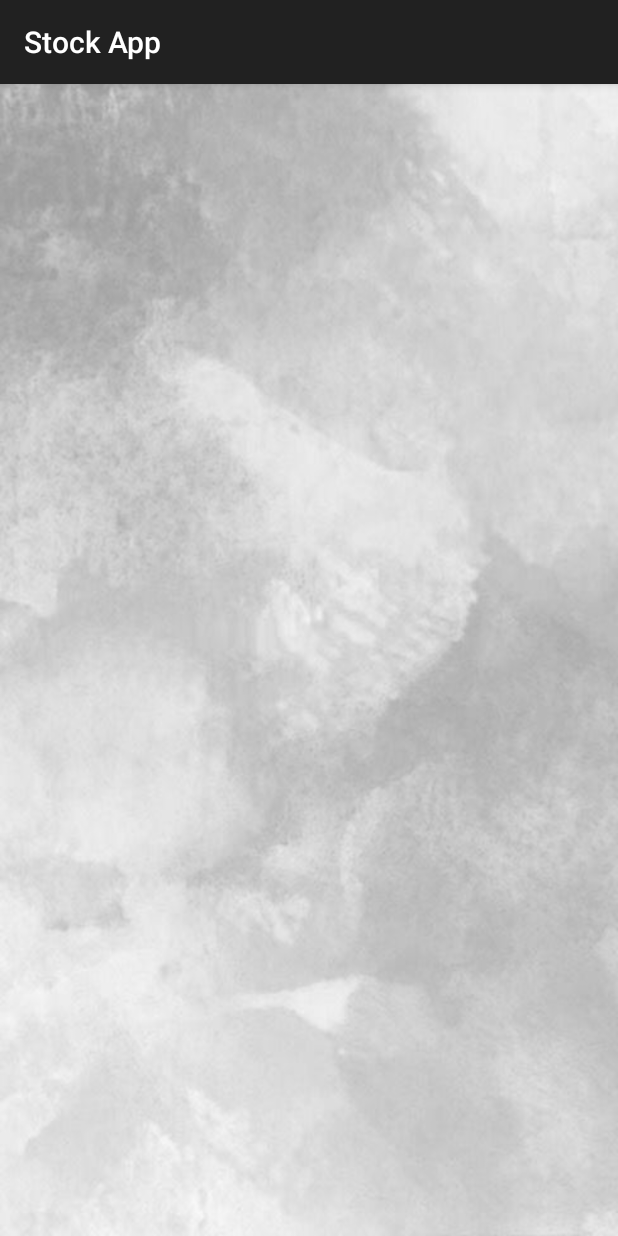
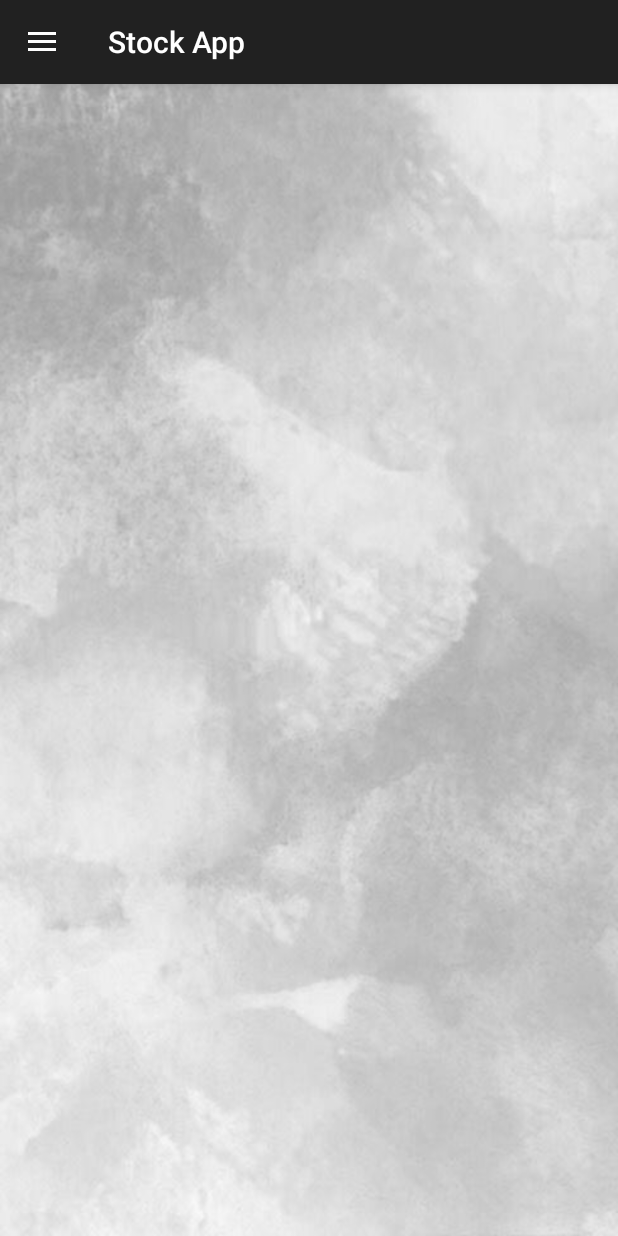
Before and after one commit to JGT0703/Stock_App, an Android app: the Products screen opened directly, with no data from a screen before it, on a phone screen of 412 x 824 dp. Run offline under Robolectric (Android 15) with nearby library versions, the phone set to English and light mode, and no system bars; our stand-ins replace Firebase (no records; nobody signed in at launch, a user with empty details on screens opened directly).

Commit message:
Product Page Nav fixed

```diff
--- a/app/src/main/java/com/example/stockapp/Products.kt
+++ b/app/src/main/java/com/example/stockapp/Products.kt
@@ -1,7 +1,9 @@
 package com.example.stockapp// com.example.stockapp.Products.kt
 import android.app.AlertDialog
+import android.content.Intent
 import android.os.Bundle
 import android.view.LayoutInflater
+import android.view.MenuItem
 import android.view.View
 import android.view.ViewGroup
 import android.widget.BaseAdapter
@@ -10,7 +12,10 @@ import android.widget.ImageView
 import android.widget.ListView
 import android.widget.TextView
 import android.widget.Toast
+import androidx.appcompat.app.ActionBarDrawerToggle
 import androidx.appcompat.app.AppCompatActivity
+import androidx.drawerlayout.widget.DrawerLayout
+import com.google.android.material.navigation.NavigationView
 import com.google.firebase.auth.FirebaseAuth
 import com.google.firebase.database.DataSnapshot
 import com.google.firebase.database.DatabaseError
@@ -23,12 +28,15 @@ class Products : AppCompatActivity() {
     private lateinit var databaseReference: DatabaseReference
     private lateinit var listView: ListView
     private lateinit var stockList: ArrayList<StockItems>
+    private lateinit var drawerLayout: DrawerLayout
+    private lateinit var toggle: ActionBarDrawerToggle
 
     override fun onCreate(savedInstanceState: Bundle?) {
         super.onCreate(savedInstanceState)
         setContentView(R.layout.activity_products)
 
         listView = findViewById<ListView>(R.id.product_listview)
+        drawerLayout = findViewById(R.id.drawer_layout)
 
         databaseReference = FirebaseDatabase.getInstance().getReference("Stock")
 
@@ -53,6 +61,37 @@ class Products : AppCompatActivity() {
                 // Handle error
             }
         })
+
+        val navView: NavigationView = findViewById(R.id.nav_view)
+        toggle = ActionBarDrawerToggle(this, drawerLayout, R.string.open_drawer, R.string.close_drawer)
+        drawerLayout.addDrawerListener(toggle)
+        supportActionBar?.setDisplayHomeAsUpEnabled(true)
+        toggle.syncState()
+
+        navView.setNavigationItemSelectedListener {
+            when (it.itemId) {
+                R.id.nav_item1 -> {
+                    val home = Intent(this, Home_View_Customer::class.java)
+                    startActivity(home)
+                }
+                R.id.nav_item2 -> {
+                    val product = Intent(this, Products::class.java)
+                    startActivity(product)
+                }
+                R.id.nav_item3 -> {
+                    val cart = Intent(this, Cart_view::class.java)
+                    startActivity(cart)
+                }
+            }
+            true
+        }
+    }
+
+    override fun onOptionsItemSelected(item: MenuItem): Boolean {
+        if (toggle.onOptionsItemSelected(item)) {
+            return true
+        }
+        return super.onOptionsItemSelected(item)
     }
 }
 
--- a/app/src/main/res/layout/activity_products.xml
+++ b/app/src/main/res/layout/activity_products.xml
@@ -1,6 +1,12 @@
 <?xml version="1.0" encoding="utf-8"?>
-<LinearLayout xmlns:android="http://schemas.android.com/apk/res/android"
+<androidx.drawerlayout.widget.DrawerLayout xmlns:android="http://schemas.android.com/apk/res/android"
     xmlns:app="http://schemas.android.com/apk/res-auto"
+    android:id="@+id/drawer_layout"
+    android:layout_width="match_parent"
+    android:layout_height="match_parent">
+
+    <!-- Main content -->
+    <LinearLayout
         android:layout_width="match_parent"
         android:layout_height="match_parent"
         android:orientation="vertical"
@@ -12,3 +18,77 @@
             android:layout_height="match_parent" />
 
     </LinearLayout>
+
+    <!-- Navigation view -->
+    <com.google.android.material.navigation.NavigationView
+        android:id="@+id/nav_view"
+        android:layout_width="wrap_content"
+        android:layout_height="match_parent"
+        android:layout_gravity="start"
+        app:menu="@menu/nav_menu"
+        app:headerLayout="@layout/nav_header"
+        android:background="@drawable/grey_background2">
+
+        <LinearLayout
+            android:layout_width="match_parent"
+            android:layout_height="wrap_content"
+            android:layout_gravity="bottom"
+            android:orientation="vertical"
+            android:padding="16dp">
+
+            <TextView
+                android:id="@+id/logout"
+                android:layout_width="match_parent"
+                android:layout_height="wrap_content"
+                android:gravity="center"
+                android:text="Log out"
+                android:textSize="16pt"/>
+        </LinearLayout>
+
+        <!-- Header layout for profile information -->
+        <com.google.android.material.navigation.NavigationView
+            android:id="@+id/nav_header"
+            android:layout_width="match_parent"
+            android:layout_height="wrap_content"
+            android:background="#A9A9A9"
+            android:padding="4dp">
+
+            <LinearLayout
+                android:layout_width="match_parent"
+                android:layout_height="wrap_content"
+                android:orientation="vertical">
+
+                <!-- Profile picture -->
+                <ImageView
+                    android:id="@+id/profile_picture"
+                    android:layout_width="80dp"
+                    android:layout_height="80dp"
+                    android:src="@drawable/baseline_account_box_24"
+                    android:scaleType="centerCrop"
+                    android:layout_gravity="center_horizontal" />
+
+                <!-- Profile information -->
+                <TextView
+                    android:id="@+id/profile_name"
+                    android:layout_width="match_parent"
+                    android:layout_height="wrap_content"
+                    android:textSize="18sp"
+                    android:textStyle="bold"
+                    android:textColor="@color/black"
+                    android:layout_marginTop="8dp" />
+
+                <TextView
+                    android:id="@+id/profile_email"
+                    android:layout_width="match_parent"
+                    android:layout_height="wrap_content"
+                    android:textSize="16sp"
+                    android:textColor="@color/black"
+                    android:layout_marginTop="4dp" />
+
+            </LinearLayout>
+
+        </com.google.android.material.navigation.NavigationView>
+
+    </com.google.android.material.navigation.NavigationView>
+
+</androidx.drawerlayout.widget.DrawerLayout>
```
Also changed, not shown: app/src/main/java/com/example/stockapp/Home_View_Customer.kt (+6 -6 lines), app/src/main/res/layout/nav_header.xml (deleted, +0 -28 lines). Lines whose indentation alone changed are shown as unchanged.
